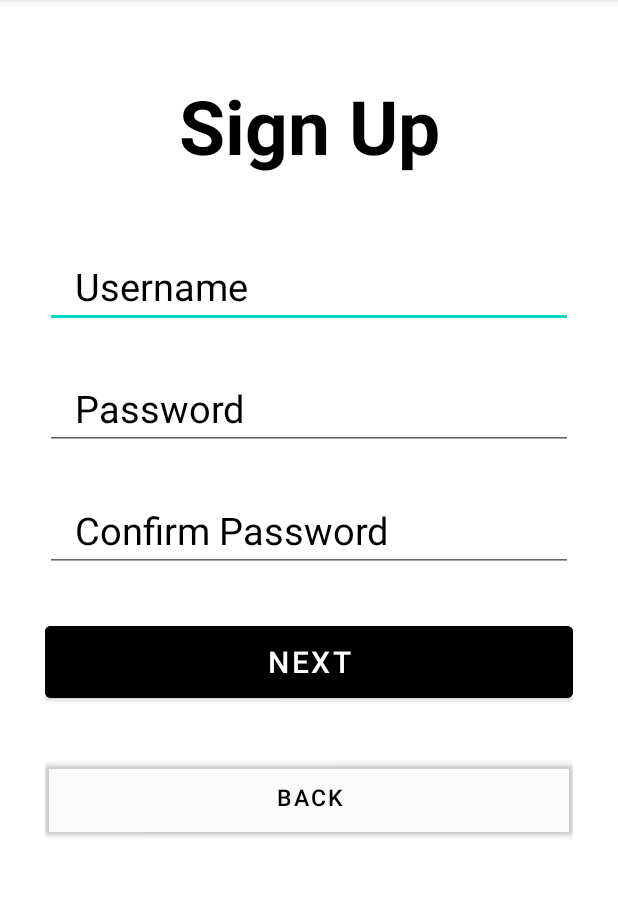
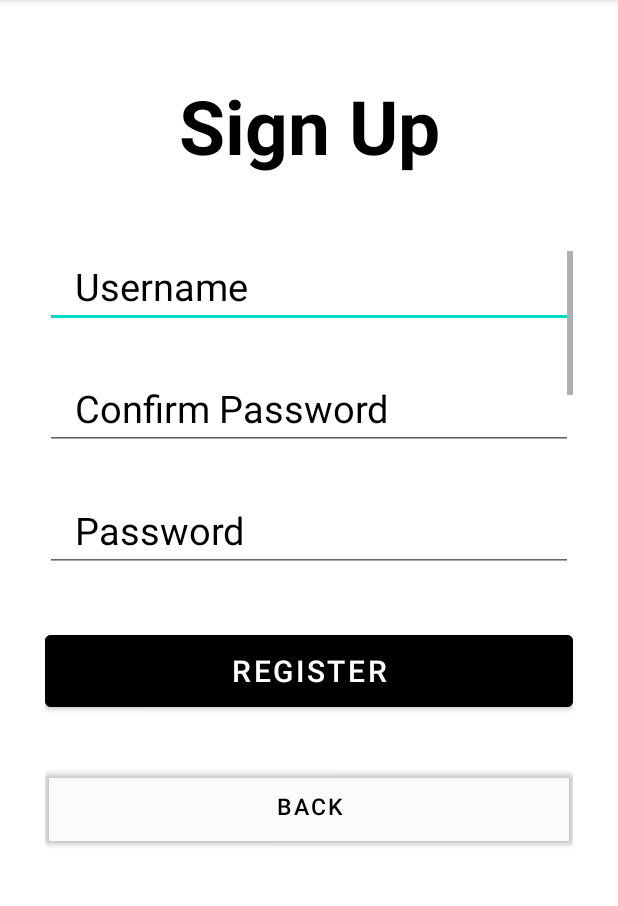
Before and after one commit to sell50/MobileDevProject, an Android app: the screen it shows after launch (SignUp1Activity before the commit, SignUpActivity after it), after a tap on "CREATE AN ACCOUNT", on a phone screen of 412 x 824 dp, the part 84-990 px from its top. Run offline under Robolectric (Android 15) with nearby library versions, the phone set to English and light mode, and no system bars.

Commit message:
Simplified SignUpActivity
Combined 3 activities for SignUp into 1

```diff
--- a/app/src/main/java/com/example/finalproject/MainActivity.java
+++ b/app/src/main/java/com/example/finalproject/MainActivity.java
@@ -4,11 +4,8 @@ import androidx.appcompat.app.AppCompatActivity;
 
 import android.content.Intent;
 import android.os.Bundle;
-import android.text.TextUtils;
 import android.view.View;
 import android.widget.Button;
-import android.widget.EditText;
-import android.widget.Toast;
 
 public class MainActivity extends AppCompatActivity {
 
@@ -26,7 +23,7 @@ public class MainActivity extends AppCompatActivity {
         register.setOnClickListener(new View.OnClickListener() {
             @Override
             public void onClick(View view) {
-                Intent intent = new Intent(getApplicationContext(), SignUp1Activity.class);
+                Intent intent = new Intent(getApplicationContext(), SignUpActivity.class);
                 startActivity(intent);
             }
         });
--- a/app/src/main/java/com/example/finalproject/SignUp1Activity.java
+++ /dev/null
@@ -1,66 +0,0 @@
-package com.example.finalproject;
-
-import androidx.appcompat.app.AppCompatActivity;
-
-import android.content.Intent;
-import android.os.Bundle;
-import android.text.TextUtils;
-import android.view.View;
-import android.widget.Button;
-import android.widget.EditText;
-import android.widget.Toast;
-
-public class SignUp1Activity extends AppCompatActivity {
-
-    EditText username, password, repassword;
-    Button next, back;
-    DBHelper DB;
-
-    @Override
-    protected void onCreate(Bundle savedInstanceState) {
-        super.onCreate(savedInstanceState);
-        setContentView(R.layout.activity_sign_up1);
-
-        username= (EditText) findViewById(R.id.username);
-        password= (EditText) findViewById(R.id.password);
-        repassword= (EditText) findViewById(R.id.repassword);
-        next= (Button) findViewById(R.id.nextBtn1);
-        back= (Button) findViewById(R.id.backBtn1);
-        DB= new DBHelper(this);
-
-        next.setOnClickListener(new View.OnClickListener() {
-            @Override
-            public void onClick(View view) {
-                String user = username.getText().toString();
-                String pass = password.getText().toString();
-                String repass = repassword.getText().toString();
-
-                if(TextUtils.isEmpty(user) || TextUtils.isEmpty(pass) || TextUtils.isEmpty(repass))
-                    Toast.makeText(SignUp1Activity.this, "All fields Required", Toast.LENGTH_SHORT).show();
-                else {
-                    if(pass.equals(repass)) {
-                        Boolean checkuser = DB.checkUsername(user);
-                        if(checkuser==false){
-                            Intent intent = new Intent(getApplicationContext(), SignUp2Activity.class);
-                            intent.putExtra("username", user);
-                            intent.putExtra("password", pass);
-                            startActivity(intent);
-                        }else{
-                            Toast.makeText(SignUp1Activity.this,"User Already Exists", Toast.LENGTH_SHORT).show();
-                        }
-                    }else{
-                        Toast.makeText(SignUp1Activity.this,"Passwords are not matching", Toast.LENGTH_SHORT).show();
-                    }
-                }
-            }
-        });
-
-        back.setOnClickListener(new View.OnClickListener() {
-            @Override
-            public void onClick(View view) {
-                Intent intent = new Intent(getApplicationContext(), MainActivity.class);
-                startActivity(intent);
-            }
-        });
-    }
-}
--- /dev/null
+++ b/app/src/main/java/com/example/finalproject/SignUpActivity.java
@@ -0,0 +1,90 @@
+package com.example.finalproject;
+
+import androidx.appcompat.app.AppCompatActivity;
+
+import android.content.Intent;
+import android.os.Bundle;
+import android.text.TextUtils;
+import android.view.View;
+import android.widget.Button;
+import android.widget.EditText;
+import android.widget.Toast;
+
+public class SignUpActivity extends AppCompatActivity {
+
+    EditText username, password, repassword, firstname, lastname, email, emailvrf, birthdate, gender;
+    Button register, back;
+    DBHelper DB;
+
+    @Override
+    protected void onCreate(Bundle savedInstanceState) {
+        super.onCreate(savedInstanceState);
+        setContentView(R.layout.activity_sign_up);
+
+        username= (EditText) findViewById(R.id.username);
+        password= (EditText) findViewById(R.id.password);
+        repassword= (EditText) findViewById(R.id.repassword);
+        firstname= (EditText) findViewById(R.id.firstname);
+        lastname= (EditText) findViewById(R.id.lastname);
+        email= (EditText) findViewById(R.id.emailaddr);
+        emailvrf= (EditText) findViewById(R.id.emailvrf);
+        birthdate= (EditText) findViewById(R.id.birthdate);
+        gender= (EditText) findViewById(R.id.gender);
+
+        register= (Button) findViewById(R.id.register);
+        back= (Button) findViewById(R.id.backBtn);
+        DB= new DBHelper(this);
+
+        register.setOnClickListener(new View.OnClickListener() {
+            @Override
+            public void onClick(View view) {
+                // get user input from fields
+                String user = username.getText().toString();
+                String pass = password.getText().toString();
+                String repass = repassword.getText().toString();
+                String fn = firstname.getText().toString();
+                String ln = lastname.getText().toString();
+                String em = email.getText().toString();
+                String em2 = emailvrf.getText().toString();
+                String dob = birthdate.getText().toString();
+                String gndr = gender.getText().toString();
+
+                // check that fields are not empty and validate before inserting into database
+                if(TextUtils.isEmpty(user) || TextUtils.isEmpty(pass) || TextUtils.isEmpty(repass) || TextUtils.isEmpty(fn) || TextUtils.isEmpty(ln) || TextUtils.isEmpty(em) || TextUtils.isEmpty(em2) || TextUtils.isEmpty(dob)) {
+                    Toast.makeText(SignUpActivity.this, "All fields but gender required", Toast.LENGTH_SHORT).show();
+                }
+                else {
+                    if(pass.equals(repass)) {
+                        // check if username is taken
+                        Boolean userTaken = DB.checkUsername(user);
+                        if(!userTaken){
+                            // check that email address is confirmed
+                            if (em.equals(em2)) {
+                                // if it is, insert user info into database
+                                Boolean insert = DB.insertData(user, pass, fn, ln, em, dob, gndr);
+                                if(insert==true){
+                                    // display registration success message
+                                    Toast.makeText(SignUpActivity.this, "Registered successful", Toast.LENGTH_SHORT).show();
+
+                                    // pass user session and go to quiz menu
+                                    Intent intent = new Intent(SignUpActivity.this, QuizMenuActivity.class);
+                                    intent.putExtra("USER", user);
+                                    intent.putExtra("FNAME", fn);
+                                    startActivity(intent);
+                                } else Toast.makeText(SignUpActivity.this,"Registration unsuccessful", Toast.LENGTH_SHORT).show();
+                            } else Toast.makeText(SignUpActivity.this, "Email addresses don't match", Toast.LENGTH_SHORT).show();
+                        } else Toast.makeText(SignUpActivity.this,"Username is unavailable", Toast.LENGTH_SHORT).show();
+                    } else Toast.makeText(SignUpActivity.this,"Passwords don't match", Toast.LENGTH_SHORT).show();
+                }
+            }
+        });
+
+        back.setOnClickListener(new View.OnClickListener() {
+            @Override
+            public void onClick(View view) {
+                Intent intent = new Intent(getApplicationContext(), MainActivity.class);
+                startActivity(intent);
+            }
+        });
+    }
+}
--- /dev/null
+++ b/app/src/main/res/layout/activity_sign_up.xml
@@ -0,0 +1,159 @@
+<?xml version="1.0" encoding="utf-8"?>
+<LinearLayout xmlns:android="http://schemas.android.com/apk/res/android"
+    xmlns:tools="http://schemas.android.com/tools"
+    android:layout_width="match_parent"
+    android:layout_height="match_parent"
+    android:layout_marginLeft="20dp"
+
+    android:layout_marginRight="20dp"
+    android:orientation="vertical"
+    android:padding="10dp"
+    tools:context=".MainActivity">
+
+    <TextView
+        android:layout_width="match_parent"
+        android:layout_height="wrap_content"
+        android:layout_marginTop="40dp"
+        android:layout_marginBottom="50dp"
+        android:gravity="center_horizontal"
+        android:text="Sign Up"
+        android:textColor="@color/black"
+        android:textSize="50dp"
+        android:textStyle="bold" />
+
+    <ScrollView
+        android:layout_width="match_parent"
+        android:layout_height="250dp">
+
+        <LinearLayout
+            android:layout_width="match_parent"
+            android:layout_height="wrap_content"
+            android:orientation="vertical">
+
+            <EditText
+                android:id="@+id/username"
+                android:layout_width="match_parent"
+                android:layout_height="51dp"
+                android:layout_marginBottom="30dp"
+                android:hint="Username"
+                android:paddingLeft="20dp"
+                android:textColorHint="@color/black"
+                android:textSize="25dp" />
+
+            <EditText
+                android:id="@+id/repassword"
+                android:layout_width="match_parent"
+                android:layout_height="51dp"
+                android:layout_marginBottom="30dp"
+                android:ems="10"
+                android:hint="Confirm Password"
+                android:inputType="textPassword"
+                android:paddingLeft="20dp"
+                android:textColorHint="@color/black"
+                android:textSize="25dp" />
+
+            <EditText
+                android:id="@+id/password"
+                android:layout_width="match_parent"
+                android:layout_height="51dp"
+                android:layout_marginBottom="30dp"
+                android:ems="10"
+                android:hint="Password"
+                android:inputType="textPassword"
+                android:paddingLeft="20dp"
+                android:textColorHint="@color/black"
+                android:textSize="25dp" />
+
+            <LinearLayout
+                android:layout_width="match_parent"
+                android:layout_height="wrap_content"
+                android:orientation="horizontal">
+
+                <EditText
+                    android:id="@+id/firstname"
+                    android:layout_width="wrap_content"
+                    android:layout_height="51dp"
+                    android:layout_marginRight="2dp"
+                    android:layout_marginBottom="30dp"
+                    android:hint="First Name"
+                    android:minWidth="150dp"
+                    android:paddingLeft="20dp"
+                    android:textColorHint="@color/black"
+                    android:textSize="25dp" />
+
+                <EditText
+                    android:id="@+id/lastname"
+                    android:layout_width="wrap_content"
+                    android:layout_height="51dp"
+                    android:layout_marginLeft="25dp"
+                    android:layout_marginBottom="30dp"
+                    android:hint="Last Name"
+                    android:minWidth="150dp"
+                    android:paddingLeft="20dp"
+                    android:textColorHint="@color/black"
+                    android:textSize="25dp" />
+
+            </LinearLayout>
+
+            <EditText
+                android:id="@+id/emailaddr"
+                android:layout_width="match_parent"
+                android:layout_height="51dp"
+                android:layout_marginBottom="30dp"
+                android:hint="Email Address"
+                android:paddingLeft="20dp"
+                android:textColorHint="@color/black"
+                android:textSize="25dp" />
+
+            <EditText
+                android:id="@+id/emailvrf"
+                android:layout_width="match_parent"
+                android:layout_height="51dp"
+                android:layout_marginBottom="30dp"
+                android:hint="Confirm Email Address"
+                android:paddingLeft="20dp"
+                android:textColorHint="@color/black"
+                android:textSize="25dp" />
+
+            <EditText
+                android:id="@+id/birthdate"
+                android:layout_width="match_parent"
+                android:layout_height="51dp"
+                android:layout_marginBottom="30dp"
+                android:ems="10"
+                android:hint="Date of Birth (YYYY/MM/DD)"
+                android:textSize="25dp"
+                android:textColorHint="@color/black" />
+
+            <EditText
+                android:id="@+id/gender"
+                android:layout_width="match_parent"
+                android:layout_height="51dp"
+                android:layout_marginBottom="30dp"
+                android:hint="Gender (Optional)"
+                android:paddingLeft="20dp"
+                android:textColorHint="@color/black"
+                android:textSize="25dp" />
+        </LinearLayout>
+    </ScrollView>
+
+    <Button
+        android:id="@+id/register"
+        android:layout_width="match_parent"
+        android:layout_height="60dp"
+        android:layout_marginBottom="30dp"
+        android:backgroundTint="@color/black"
+        android:text="Register"
+        android:textSize="20dp" />
+
+    <Button
+        android:id="@+id/backBtn"
+        android:layout_width="match_parent"
+        android:layout_height="60dp"
+        android:layout_marginBottom="30dp"
+        android:backgroundTint="#02000000"
+        android:text="Back"
+        android:textColor="@color/black"
+        android:textSize="15dp" />
+
+</LinearLayout>
--- a/app/src/main/res/layout/activity_sign_up1.xml
+++ /dev/null
@@ -1,77 +0,0 @@
-<?xml version="1.0" encoding="utf-8"?>
-<LinearLayout xmlns:android="http://schemas.android.com/apk/res/android"
-    xmlns:tools="http://schemas.android.com/tools"
-    android:layout_width="match_parent"
-    android:layout_height="match_parent"
-    android:layout_marginLeft="20dp"
-
-    android:layout_marginRight="20dp"
-    android:orientation="vertical"
-    android:padding="10dp"
-    tools:context=".MainActivity">
-
-    <TextView
-        android:layout_width="match_parent"
-        android:layout_height="wrap_content"
-        android:layout_marginTop="40dp"
-        android:layout_marginBottom="50dp"
-        android:gravity="center_horizontal"
-        android:text="Sign Up"
-        android:textColor="@color/black"
-        android:textSize="50dp"
-        android:textStyle="bold" />
-
-    <EditText
-        android:id="@+id/username"
-        android:layout_width="match_parent"
-        android:layout_height="51dp"
-        android:layout_marginBottom="30dp"
-        android:hint="Username"
-        android:paddingLeft="20dp"
-        android:textColorHint="@color/black"
-        android:textSize="25dp" />
-
-    <EditText
-        android:id="@+id/password"
-        android:layout_width="match_parent"
-        android:layout_height="51dp"
-        android:layout_marginBottom="30dp"
-        android:hint="Password"
-        android:paddingLeft="20dp"
-        android:textColorHint="@color/black"
-        android:textSize="25dp"
-        android:ems="10"
-        android:inputType="textPassword"/>
-
-    <EditText
-        android:id="@+id/repassword"
-        android:layout_width="match_parent"
-        android:layout_height="51dp"
-        android:layout_marginBottom="30dp"
-        android:hint="Confirm Password"
-        android:paddingLeft="20dp"
-        android:textColorHint="@color/black"
-        android:textSize="25dp"
-        android:ems="10"
-        android:inputType="textPassword"/>
-
-    <Button
-        android:id="@+id/nextBtn1"
-        android:layout_width="match_parent"
-        android:layout_height="60dp"
-        android:layout_marginBottom="30dp"
-        android:backgroundTint="@color/black"
-        android:text="Next"
-        android:textSize="20dp" />
-
-    <Button
-        android:id="@+id/backBtn1"
-        android:layout_width="match_parent"
-        android:layout_height="60dp"
-        android:layout_marginBottom="30dp"
-        android:backgroundTint="#02000000"
-        android:text="Back"
-        android:textColor="@color/black"
-        android:textSize="15dp" />
-
-</LinearLayout>
```
Also changed, not shown: app/src/main/AndroidManifest.xml (+1 -7 lines), app/src/main/java/com/example/finalproject/SignUp2Activity.java (deleted, +0 -69 lines), app/src/main/java/com/example/finalproject/SignUp3Activity.java (deleted, +0 -64 lines), app/src/main/res/layout/activity_sign_up2.xml (deleted, +0 -94 lines), app/src/main/res/layout/activity_sign_up3.xml (deleted, +0 -63 lines).
